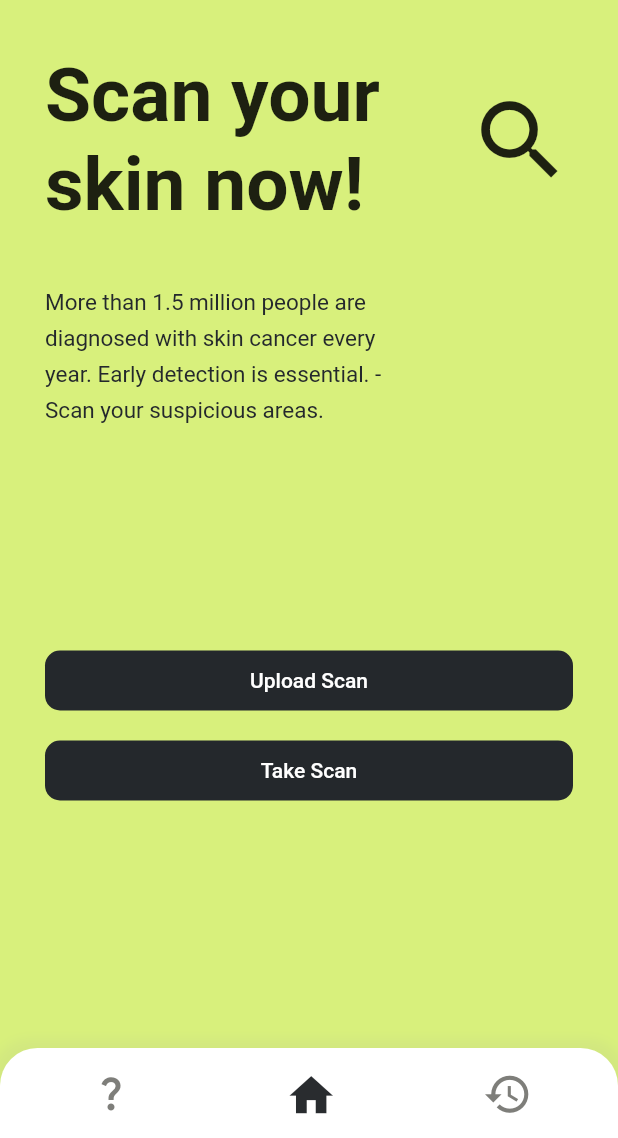
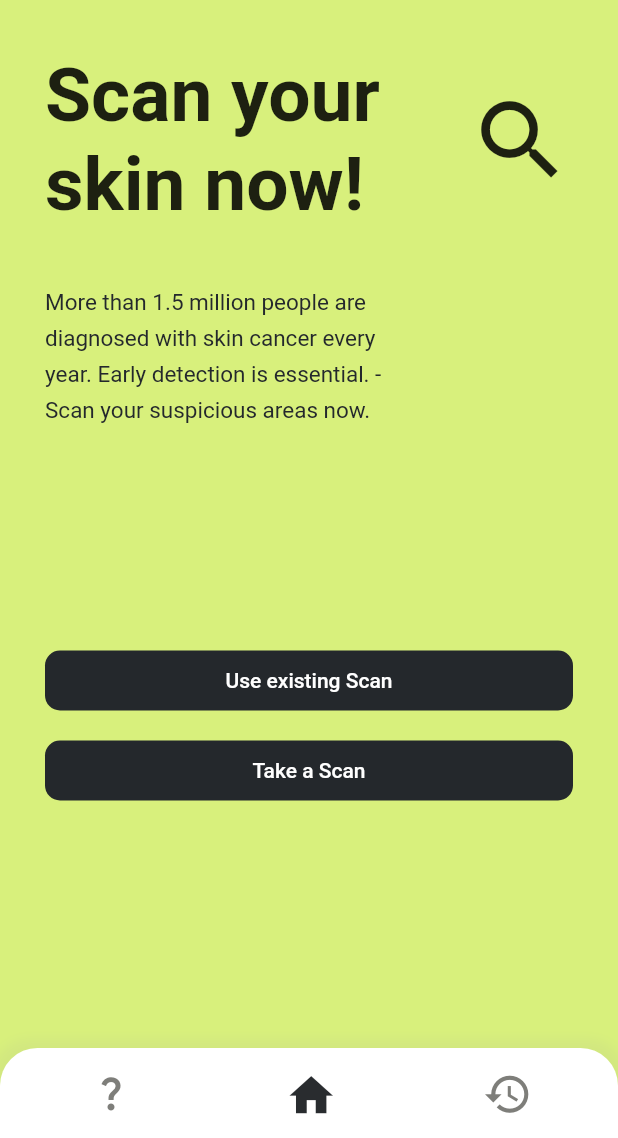
Before and after one commit to MZimmermann-coder/SkinDetect_v2, a Flutter app: the screen it shows after launch, on a phone screen of 412 x 824 dp, the part 98-1236 px from its top. Run offline on Flutter 3.47's test engine with Material 2 defaults, Android fonts, the phone set to English and light mode, and no system bars; our stand-ins replace dotted_border, flutter_bloc, go_router, google_fonts, hive, hive_flutter and 1 more; missing offline and left inert: tflite; accounts and stored records are empty.

Commit message:
MZI Update home screen buttons + FAQ headings

```diff
--- a/lib/screens/faq_page.dart
+++ b/lib/screens/faq_page.dart
@@ -65,7 +65,7 @@ class FaqPage extends StatelessWidget {
                   subtitle: faqEntry.subtitle),
             const SizedBox(height: 30),
             Text(
-              "Types of Skin Change",
+              "Types of skin lesions",
               style: const TextStyle(
                 color: Colors.black,
                 fontSize: 28,
--- a/lib/screens/home_page.dart
+++ b/lib/screens/home_page.dart
@@ -45,7 +45,7 @@ class HomePage extends StatelessWidget {
               SizedBox(
                   width: 250,
                   child: Text(
-                    "More than 1.5 million people are diagnosed with skin cancer every year. Early detection is essential. - Scan your suspicious areas.",
+                    "More than 1.5 million people are diagnosed with skin cancer every year. Early detection is essential. - Scan your suspicious areas now.",
                     style: TextStyle(fontSize: 15, color: kBlack, height: 1.6),
                   )),
               const SizedBox(height: 150),
@@ -53,12 +53,12 @@ class HomePage extends StatelessWidget {
                 crossAxisAlignment: CrossAxisAlignment.stretch,
                 children: [
                   Button(
-                      label: "Upload Scan",
+                      label: "Use existing Scan",
                       onTap: () =>
                           abstractHandler(context, ImageSource.gallery)),
                   const SizedBox(height: 20),
                   Button(
-                      label: "Take Scan",
+                      label: "Take a Scan",
                       onTap: () =>
                           abstractHandler(context, ImageSource.camera)),
                 ],
```
Also changed, not shown: 1 other file.
